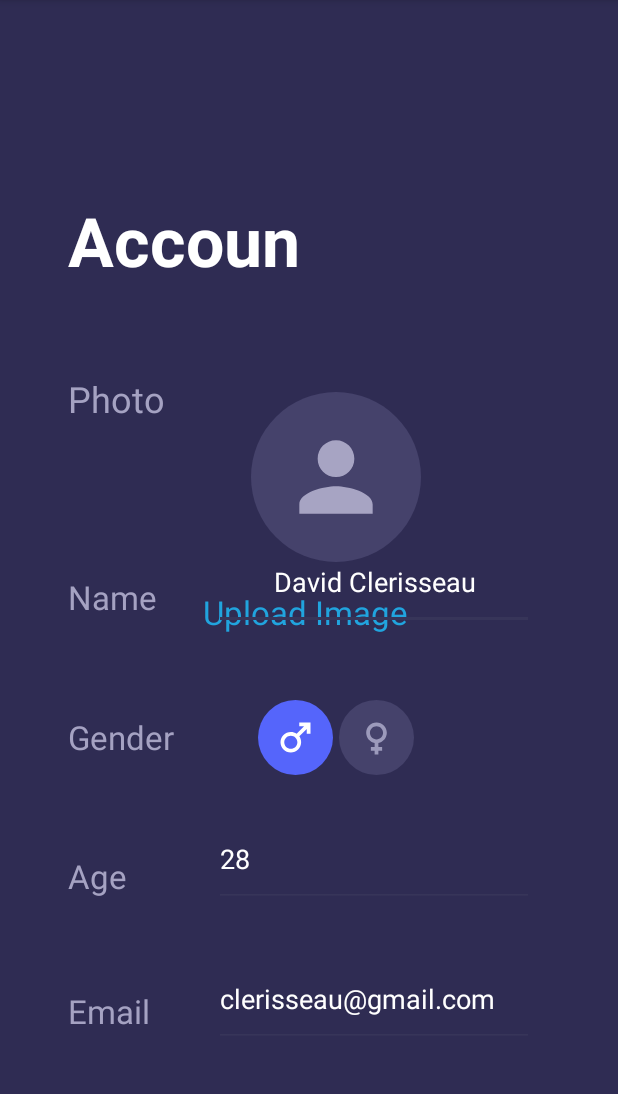
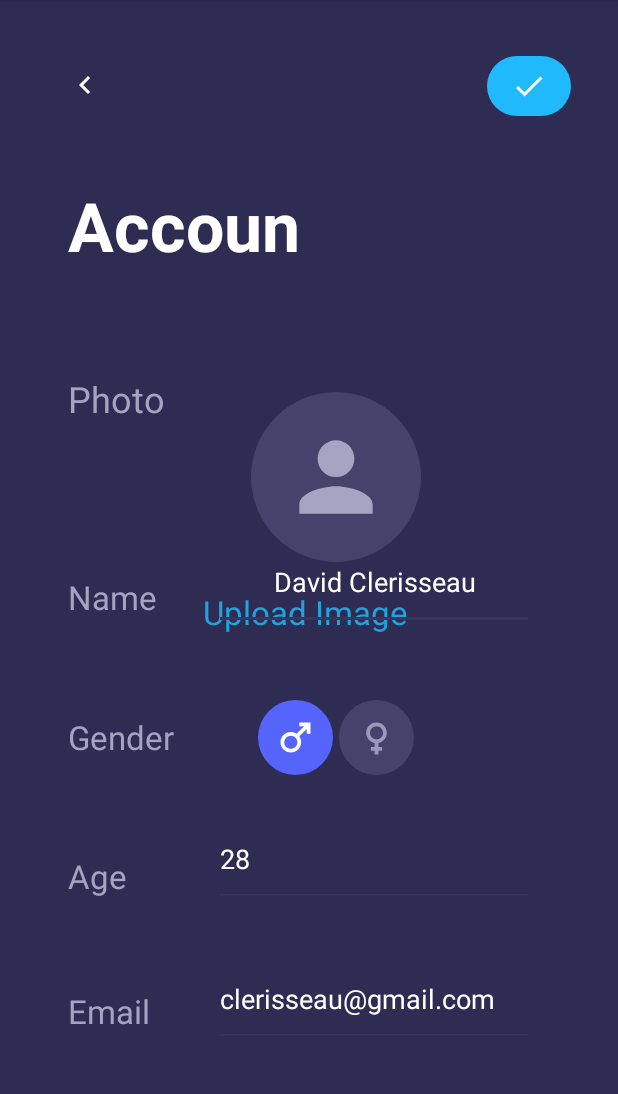
Before and after one commit to JayaneshB/Settings-UI-Design, an Android app: the SettingsActivity screen opened directly, with no data from a screen before it, on a phone screen of 412 x 824 dp, the part 84-1178 px from its top. Run offline under Robolectric (Android 15) with nearby library versions, the phone set to English and light mode, and no system bars.

Commit message:
Changes Updated

```diff
--- /dev/null
+++ b/app/src/main/res/drawable/ic_baseline_done_24.xml
@@ -0,0 +1,5 @@
+<vector android:height="24dp" android:tint="#FFFFFF"
+    android:viewportHeight="24" android:viewportWidth="24"
+    android:width="24dp" xmlns:android="http://schemas.android.com/apk/res/android">
+    <path android:fillColor="@android:color/white" android:pathData="M9,16.2L4.8,12l-1.4,1.4L9,19 21,7l-1.4,-1.4L9,16.2z"/>
+</vector>
--- /dev/null
+++ b/app/src/main/res/drawable/ic_submit_btn.xml
@@ -0,0 +1,8 @@
+<?xml version="1.0" encoding="utf-8"?>
+<shape xmlns:android="http://schemas.android.com/apk/res/android"
+    android:shape="rectangle">
+
+    <solid android:color="@color/light_blue_01"/>
+    <corners android:radius="100dp"/>
+
+</shape>
--- a/app/src/main/res/layout/activity_settings.xml
+++ b/app/src/main/res/layout/activity_settings.xml
@@ -15,7 +15,7 @@
         android:layout_width="wrap_content"
         android:layout_height="53dp"
         android:layout_marginStart="45dp"
-        android:layout_marginTop="130dp"
+        android:layout_marginTop="120dp"
         android:layout_marginEnd="200dp"
         android:text="@string/account"
         android:textColor="@color/white"
@@ -179,4 +179,27 @@
         android:backgroundTint="@color/bottom_line_color"/>
 
 
+    <androidx.appcompat.widget.AppCompatImageButton
+        android:id="@+id/button6"
+        style="@style/Widget.AppCompat.Button.Borderless"
+        android:layout_width="55dp"
+        android:layout_height="50dp"
+        android:layout_alignParentStart="true"
+        android:layout_alignParentTop="true"
+        android:layout_alignParentEnd="true"
+        android:layout_marginStart="37dp"
+        android:layout_marginTop="31dp"
+        android:layout_marginEnd="336dp"
+        android:src="@drawable/ic_baseline_keyboard_arrow_left_24" />
+
+    <androidx.appcompat.widget.AppCompatImageButton
+        android:layout_width="56dp"
+        android:layout_height="40dp"
+        android:layout_alignParentTop="true"
+        android:layout_alignParentEnd="true"
+        android:layout_marginTop="37dp"
+        android:layout_marginEnd="31dp"
+        android:background="@drawable/ic_submit_btn"
+        android:src="@drawable/ic_baseline_done_24"/>
+
 </RelativeLayout>
```
